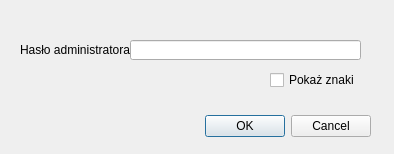
Old version of the form AdminLoginDialog.ui in the repository byebye/TimeGuard.
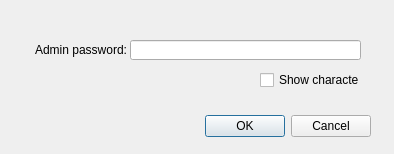
New version of the form.

Patch:
```diff
--- a/AdminLoginDialog.ui
+++ b/AdminLoginDialog.ui
@@ -34,12 +34,15 @@
     <rect>
      <x>20</x>
      <y>40</y>
-     <width>111</width>
+     <width>107</width>
      <height>20</height>
     </rect>
    </property>
    <property name="text">
-    <string>Hasło administratora:</string>
+    <string>Admin password:</string>
+   </property>
+   <property name="alignment">
+    <set>Qt::AlignRight|Qt::AlignTrailing|Qt::AlignVCenter</set>
    </property>
   </widget>
   <widget class="QLineEdit" name="adminPasswordEdit">
@@ -58,14 +61,14 @@
   <widget class="QCheckBox" name="showCharsCheckBox">
    <property name="geometry">
     <rect>
-     <x>270</x>
+     <x>260</x>
      <y>70</y>
-     <width>91</width>
+     <width>100</width>
      <height>20</height>
     </rect>
    </property>
    <property name="text">
-    <string>Pokaż znaki</string>
+    <string>Show characters</string>
    </property>
   </widget>
  </widget>
```
